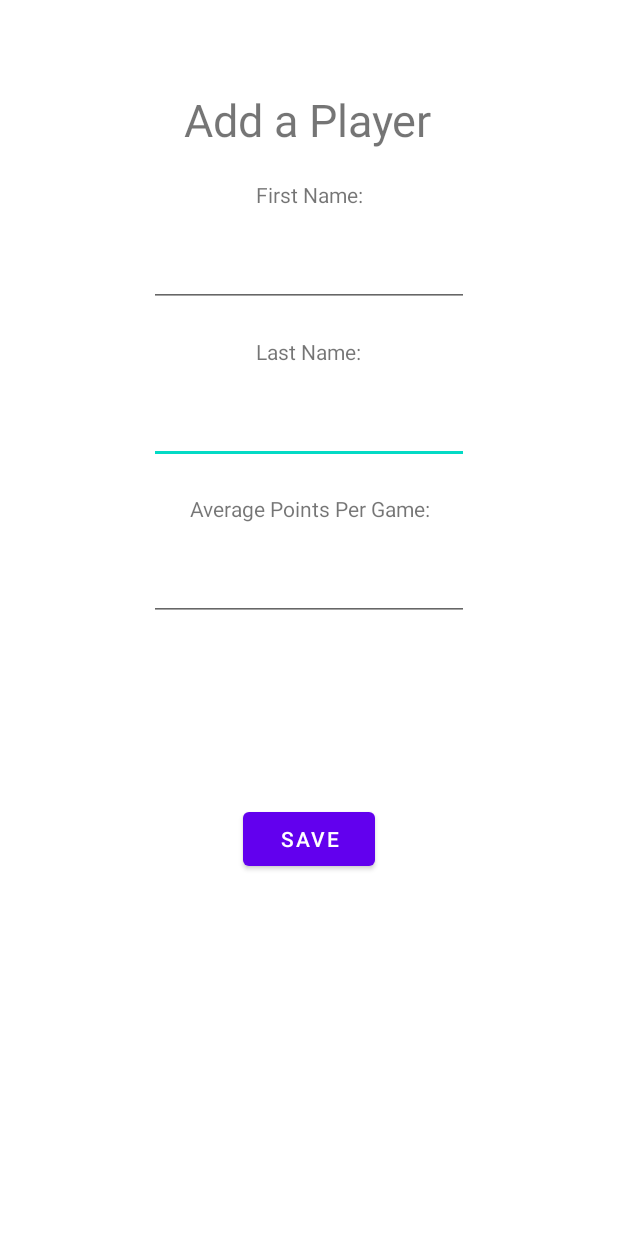
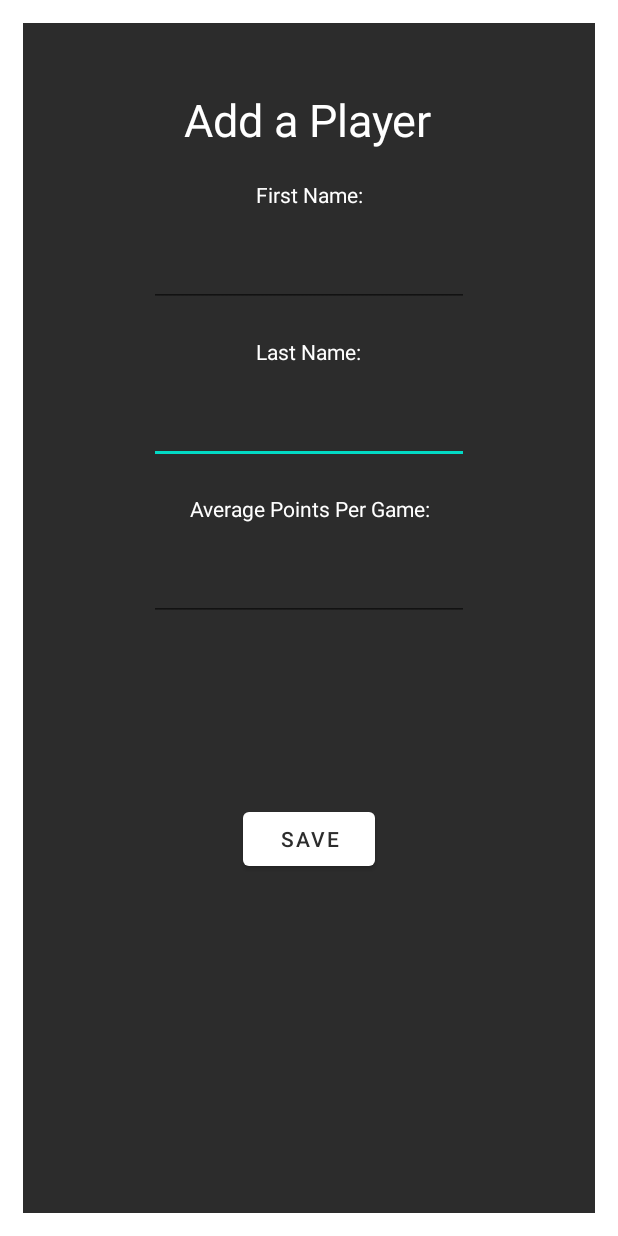
Before and after one commit to skyflocodes/Google-Firebase-Display-Kotlin, an Android app: the layout activity_create_player.xml on its own in the app's theme, with its tools: preview values and no code run, on a phone screen of 412 x 824 dp. Run offline under Robolectric (Android 15) with nearby library versions, the phone set to English and light mode, and no system bars.

Commit message:
dark theme applied

```diff
--- a/app/src/main/res/drawable/item_background.xml
+++ b/app/src/main/res/drawable/item_background.xml
@@ -1,6 +1,6 @@
 <?xml version="1.0" encoding="utf-8"?>
 <shape xmlns:android="http://schemas.android.com/apk/res/android">
-    <solid android:color="#FFF"/>
-    <stroke android:width="3dp" android:color="#B1BCBE"/>
+    <solid android:color="#2c2c2c"/>
+    <stroke android:width="3dp" android:color="#FFF"/>
     <corners android:radius="10dp"/>
 </shape>
--- a/app/src/main/res/layout-land/activity_create_player.xml
+++ b/app/src/main/res/layout-land/activity_create_player.xml
@@ -6,6 +6,7 @@
     android:layout_width="match_parent"
     android:layout_height="match_parent"
     android:layout_margin="15dp"
+    android:background="#2c2c2c"
     tools:context=".ViewRosterActivity">
 
     <Button
@@ -16,9 +17,12 @@
         android:layout_marginRight="16dp"
         android:layout_marginBottom="16dp"
         android:text="@string/save"
+        android:textColor="#2c2c2c"
+        app:backgroundTint="#FFFFFF"
         app:layout_constraintBottom_toBottomOf="parent"
         app:layout_constraintEnd_toEndOf="parent"
-        app:layout_constraintTop_toBottomOf="@+id/editTextPersonLastName" />
+        app:layout_constraintTop_toBottomOf="@+id/editTextPersonLastName"
+        app:rippleColor="#FFFFFF" />
 
     <TextView
         android:id="@+id/textView3"
@@ -26,6 +30,7 @@
         android:layout_height="wrap_content"
         android:text="@string/add_a_player"
         android:textSize="@dimen/header_font_size"
+        android:textColor="#FFF"
         app:layout_constraintEnd_toEndOf="parent"
         app:layout_constraintStart_toStartOf="parent"
         app:layout_constraintTop_toTopOf="parent" />
@@ -38,6 +43,7 @@
         android:layout_marginEnd="420dp"
         android:layout_marginRight="420dp"
         android:ems="10"
+        android:textColor="#FFF"
         android:inputType="textPersonName"
         app:layout_constraintBottom_toBottomOf="parent"
         app:layout_constraintEnd_toEndOf="parent"
@@ -52,6 +58,7 @@
         android:layout_marginEnd="32dp"
         android:layout_marginRight="32dp"
         android:text="Last Name:"
+        android:textColor="#FFF"
         app:layout_constraintEnd_toStartOf="@+id/editTextPersonLastName"
         app:layout_constraintHorizontal_bias="0.0"
         app:layout_constraintStart_toStartOf="parent"
@@ -65,6 +72,7 @@
         android:layout_marginEnd="420dp"
         android:layout_marginRight="420dp"
         android:ems="10"
+        android:textColor="#FFF"
         android:inputType="textPersonName"
         app:layout_constraintEnd_toEndOf="parent"
         app:layout_constraintTop_toTopOf="parent" />
@@ -77,6 +85,7 @@
         android:layout_marginEnd="32dp"
         android:layout_marginRight="32dp"
         android:text="First Name:"
+        android:textColor="#FFF"
         app:layout_constraintEnd_toStartOf="@+id/editTextPersonFirstName"
         app:layout_constraintHorizontal_bias="0.0"
         app:layout_constraintStart_toStartOf="parent"
@@ -89,6 +98,7 @@
         android:layout_marginEnd="76dp"
         android:layout_marginRight="76dp"
         android:ems="10"
+        android:textColor="#FFF"
         android:inputType="number"
         app:layout_constraintBottom_toBottomOf="parent"
         app:layout_constraintEnd_toEndOf="parent"
@@ -105,6 +115,7 @@
         android:layout_marginEnd="104dp"
         android:layout_marginRight="104dp"
         android:text="Average Points Per Game:"
+        android:textColor="#FFF"
         app:layout_constraintEnd_toEndOf="parent"
         app:layout_constraintHorizontal_bias="1.0"
         app:layout_constraintStart_toEndOf="@+id/editTextPersonFirstName"
--- a/app/src/main/res/layout-land/activity_view_roster.xml
+++ b/app/src/main/res/layout-land/activity_view_roster.xml
@@ -4,6 +4,7 @@
     xmlns:tools="http://schemas.android.com/tools"
     android:layout_width="match_parent"
     android:layout_height="match_parent"
+    android:background="#2c2c2c"
     tools:context=".ViewRosterActivity">
 
     <ImageView
@@ -25,6 +26,8 @@
         android:layout_marginStart="20dp"
         android:layout_marginLeft="20dp"
         android:text="@string/create_new_player_button_label"
+        android:textColor="#2c2c2c"
+        app:backgroundTint="#FFFFFF"
         app:layout_constraintBottom_toBottomOf="parent"
         app:layout_constraintStart_toStartOf="parent"
         app:layout_constraintTop_toBottomOf="@+id/imageView" />
@@ -37,6 +40,7 @@
         android:layout_marginLeft="16dp"
         android:text="Team View"
         android:textSize="@dimen/header_font_size"
+        android:textColor="#FFF"
         app:layout_constraintBottom_toTopOf="@+id/imageView"
         app:layout_constraintStart_toStartOf="parent"
         app:layout_constraintTop_toTopOf="parent" />
--- a/app/src/main/res/layout-sw600dp/activity_create_player.xml
+++ b/app/src/main/res/layout-sw600dp/activity_create_player.xml
@@ -6,6 +6,7 @@
     android:layout_width="match_parent"
     android:layout_height="match_parent"
     android:layout_margin="15dp"
+    android:background="#2c2c2c"
     tools:context=".ViewRosterActivity">
 
     <Button
@@ -13,7 +14,9 @@
         android:layout_width="wrap_content"
         android:layout_height="wrap_content"
         android:text="@string/save"
+        android:textColor="#2c2c2c"
         android:textSize="35sp"
+        app:backgroundTint="#FBF7F7"
         app:layout_constraintBottom_toBottomOf="parent"
         app:layout_constraintEnd_toEndOf="parent"
         app:layout_constraintStart_toStartOf="parent"
@@ -24,6 +27,7 @@
         android:layout_width="wrap_content"
         android:layout_height="wrap_content"
         android:text="@string/add_a_player"
+        android:textColor="#FFF"
         android:textSize="60sp"
         app:layout_constraintBottom_toTopOf="@+id/textView7"
         app:layout_constraintEnd_toEndOf="parent"
@@ -36,6 +40,7 @@
         android:layout_height="wrap_content"
         android:ems="10"
         android:textSize="30sp"
+        android:textColor="#FFF"
         android:inputType="textPersonName"
         app:layout_constraintBottom_toTopOf="@+id/textView5"
         app:layout_constraintEnd_toEndOf="parent"
@@ -47,6 +52,7 @@
         android:layout_width="wrap_content"
         android:layout_height="wrap_content"
         android:text="Last Name:"
+        android:textColor="#FFF"
         android:textSize="30sp"
         app:layout_constraintBottom_toTopOf="@+id/editTextPersonLastName"
         app:layout_constraintEnd_toEndOf="parent"
@@ -59,6 +65,7 @@
         android:layout_height="wrap_content"
         android:ems="10"
         android:textSize="30sp"
+        android:textColor="#FFF"
         android:inputType="textPersonName"
         app:layout_constraintBottom_toTopOf="@+id/textView4"
         app:layout_constraintEnd_toEndOf="parent"
@@ -70,6 +77,7 @@
         android:layout_width="wrap_content"
         android:layout_height="wrap_content"
         android:text="First Name:"
+        android:textColor="#FFF"
         android:textSize="30sp"
         app:layout_constraintBottom_toTopOf="@+id/editTextPersonFirstName"
         app:layout_constraintEnd_toEndOf="parent"
@@ -82,6 +90,7 @@
         android:layout_height="wrap_content"
         android:ems="10"
         android:inputType="number"
+        android:textColor="#FFF"
         android:textSize="30sp"
         app:layout_constraintBottom_toTopOf="@+id/viewRosterButton"
         app:layout_constraintEnd_toEndOf="parent"
@@ -93,6 +102,7 @@
         android:layout_width="wrap_content"
         android:layout_height="wrap_content"
         android:text="Average Points Per Game:"
+        android:textColor="#FFF"
         android:textSize="30sp"
         app:layout_constraintBottom_toTopOf="@+id/editPlayerNumber"
         app:layout_constraintEnd_toEndOf="parent"
--- a/app/src/main/res/layout-sw600dp/activity_view_roster.xml
+++ b/app/src/main/res/layout-sw600dp/activity_view_roster.xml
@@ -4,6 +4,8 @@
     xmlns:tools="http://schemas.android.com/tools"
     android:layout_width="match_parent"
     android:layout_height="match_parent"
+    android:background="#2c2c2c"
+
     tools:context=".ViewRosterActivity">
 
     <Button
@@ -13,6 +15,8 @@
         android:layout_height="wrap_content"
         android:text="@string/create_new_player_button_label"
         android:textSize="25dp"
+        android:textColor="#2c2c2c"
+        app:backgroundTint="#FFFFFF"
         app:layout_constraintBottom_toTopOf="@+id/verticalRecyclerView"
         app:layout_constraintEnd_toEndOf="parent"
         app:layout_constraintHorizontal_bias="0.5"
@@ -26,6 +30,7 @@
         android:layout_height="wrap_content"
         android:text="Team View"
         android:textSize="55dp"
+        android:textColor="#FFF"
         app:layout_constraintBottom_toTopOf="@+id/verticalRecyclerView"
         app:layout_constraintEnd_toStartOf="@+id/createPlayerButton"
         app:layout_constraintHorizontal_bias="0.5"
--- a/app/src/main/res/layout/activity_create_player.xml
+++ b/app/src/main/res/layout/activity_create_player.xml
@@ -6,7 +6,9 @@
     android:layout_width="match_parent"
     android:layout_height="match_parent"
     android:layout_margin="15dp"
+    android:background="#2c2c2c"
     tools:context=".ViewRosterActivity">
+
 
     <EditText
         android:id="@+id/editTextPersonLastName"
@@ -14,6 +16,7 @@
         android:layout_height="wrap_content"
         android:layout_marginTop="20dp"
         android:ems="10"
+        android:textColor="#FFF"
         android:inputType="textPersonName"
         app:layout_constraintEnd_toEndOf="parent"
         app:layout_constraintStart_toStartOf="parent"
@@ -25,14 +28,10 @@
         android:layout_height="wrap_content"
         android:layout_marginTop="20dp"
         android:text="First Name:"
+        android:textColor="#FFF"
         app:layout_constraintEnd_toEndOf="parent"
         app:layout_constraintStart_toStartOf="parent"
         app:layout_constraintTop_toBottomOf="@+id/textView3" />
-
-    <androidx.constraintlayout.widget.Group
-        android:id="@+id/group"
-        android:layout_width="wrap_content"
-        android:layout_height="wrap_content" />
 
     <TextView
         android:id="@+id/textView3"
@@ -41,6 +40,7 @@
         android:layout_marginTop="44dp"
         android:text="@string/add_a_player"
         android:textSize="@dimen/header_font_size"
+        android:textColor="#FFF"
         app:layout_constraintEnd_toEndOf="parent"
         app:layout_constraintHorizontal_bias="0.498"
         app:layout_constraintStart_toStartOf="parent"
@@ -52,6 +52,7 @@
         android:layout_height="wrap_content"
         android:layout_marginTop="20dp"
         android:ems="10"
+        android:textColor="#FFF"
         android:inputType="number"
         app:layout_constraintEnd_toEndOf="parent"
         app:layout_constraintStart_toStartOf="parent"
@@ -62,6 +63,7 @@
         android:layout_width="wrap_content"
         android:layout_height="wrap_content"
         android:layout_marginTop="20dp"
+        android:textColor="#FFF"
         android:text="Average Points Per Game:"
         app:layout_constraintEnd_toEndOf="parent"
         app:layout_constraintHorizontal_bias="0.502"
@@ -74,6 +76,8 @@
         android:layout_height="wrap_content"
         android:layout_marginTop="20dp"
         android:text="@string/save"
+        android:textColor="#2c2c2c"
+        app:backgroundTint="#FFF"
         app:layout_constraintBottom_toBottomOf="parent"
         app:layout_constraintEnd_toEndOf="parent"
         app:layout_constraintStart_toStartOf="parent"
@@ -87,6 +91,11 @@
         android:layout_marginTop="20dp"
         android:ems="10"
         android:inputType="textPersonName"
+        android:shadowColor="#FFFFFF"
+        android:textColor="#FFF"
+        android:textColorHighlight="#FFFFFF"
+        android:textColorHint="#FFFFFF"
+        android:textColorLink="#FFFFFF"
         app:layout_constraintEnd_toEndOf="parent"
         app:layout_constraintStart_toStartOf="parent"
         app:layout_constraintTop_toBottomOf="@+id/textView7" />
@@ -97,6 +106,7 @@
         android:layout_height="wrap_content"
         android:layout_marginTop="20dp"
         android:text="Last Name:"
+        android:textColor="#FFF"
         app:layout_constraintEnd_toEndOf="parent"
         app:layout_constraintHorizontal_bias="0.498"
         app:layout_constraintStart_toStartOf="parent"
--- a/app/src/main/res/layout/activity_sign_in.xml
+++ b/app/src/main/res/layout/activity_sign_in.xml
@@ -4,6 +4,7 @@
     xmlns:tools="http://schemas.android.com/tools"
     android:layout_width="match_parent"
     android:layout_height="match_parent"
-    tools:context=".SignInActivity">
+    tools:context=".SignInActivity"
+    android:background="#2c2c2c">
 
 </androidx.constraintlayout.widget.ConstraintLayout>
--- a/app/src/main/res/layout/activity_view_roster.xml
+++ b/app/src/main/res/layout/activity_view_roster.xml
@@ -4,6 +4,7 @@
     xmlns:tools="http://schemas.android.com/tools"
     android:layout_width="match_parent"
     android:layout_height="match_parent"
+    android:background="#2c2c2c"
     tools:context=".ViewRosterActivity">
 
     <Button
@@ -13,6 +14,8 @@
         android:layout_marginTop="30dp"
         android:layout_marginBottom="15dp"
         android:text="@string/create_new_player_button_label"
+        android:textColor="#2c2c2c"
+        app:backgroundTint="#FFFFFF"
         app:layout_constraintBottom_toTopOf="@+id/verticalRecyclerView"
         app:layout_constraintEnd_toEndOf="parent"
         app:layout_constraintHorizontal_bias="0.464"
@@ -27,6 +30,7 @@
         android:layout_marginTop="28dp"
         android:text="Team View"
         android:textSize="@dimen/header_font_size"
+        android:textColor="#FFF"
         app:layout_constraintEnd_toEndOf="parent"
         app:layout_constraintHorizontal_bias="0.459"
         app:layout_constraintStart_toEndOf="@+id/imageView"
--- a/app/src/main/res/layout/item_player.xml
+++ b/app/src/main/res/layout/item_player.xml
@@ -14,6 +14,7 @@
         android:layout_weight=".8"
         android:gravity="center_vertical"
         android:textSize="20sp"
+        android:textColor="#FFF"
         app:layout_constraintBottom_toTopOf="@+id/nameTextView2"
         app:layout_constraintEnd_toEndOf="parent"
         app:layout_constraintStart_toStartOf="parent"
@@ -28,6 +29,7 @@
         android:layout_weight=".8"
         android:gravity="center_vertical"
         android:textSize="15sp"
+        android:textColor="#FFF"
         app:layout_constraintBottom_toTopOf="@+id/pointsTextView"
         app:layout_constraintEnd_toEndOf="parent"
         app:layout_constraintStart_toStartOf="parent"
@@ -42,6 +44,7 @@
         android:layout_weight=".8"
         android:gravity="center_horizontal"
         android:textSize="20sp"
+        android:textColor="#FFF"
         app:layout_constraintBottom_toBottomOf="parent"
         app:layout_constraintEnd_toEndOf="parent"
         app:layout_constraintStart_toStartOf="parent"
```
Also changed, not shown: app/src/main/AndroidManifest.xml (+6 -6 lines).
